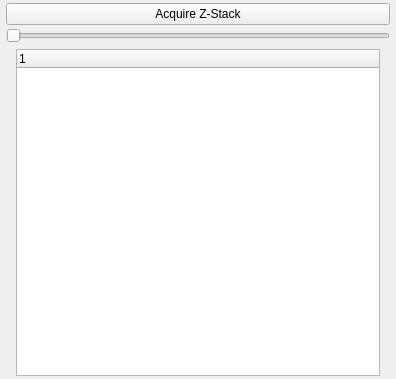
Qt form acq4/devices/PrairieViewImager/zStackTemplate.ui (acq4/acq4) before a commit.
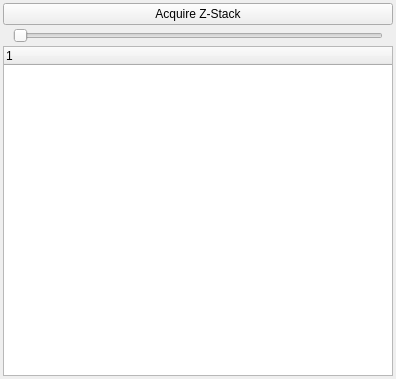
The same form after that commit.

Commit message: added z labels

What changed in the file:
```diff
--- a/acq4/devices/PrairieViewImager/zStackTemplate.ui
+++ b/acq4/devices/PrairieViewImager/zStackTemplate.ui
@@ -14,52 +14,53 @@
    <string>Form</string>
   </property>
   <layout class="QGridLayout" name="gridLayout">
-   <property name="leftMargin">
-    <number>6</number>
-   </property>
-   <property name="topMargin">
-    <number>3</number>
-   </property>
-   <property name="rightMargin">
-    <number>6</number>
-   </property>
-   <property name="bottomMargin">
+   <property name="margin">
     <number>3</number>
    </property>
    <property name="spacing">
     <number>3</number>
    </property>
-   <item row="0" column="0" colspan="3">
-    <widget class="QPushButton" name="acquireZStackBtn">
-     <property name="text">
-      <string>Acquire Z-Stack</string>
-     </property>
-    </widget>
-   </item>
-   <item row="2" column="2" rowspan="3">
-    <widget class="QLabel" name="bottomLabel">
-     <property name="text">
-      <string/>
-     </property>
-    </widget>
-   </item>
-   <item row="4" column="0">
+   <item row="2" column="0" colspan="2">
+    <layout class="QHBoxLayout" name="horizontalLayout">
+     <item>
     <widget class="QLabel" name="topLabel">
      <property name="text">
       <string/>
      </property>
     </widget>
    </item>
-   <item row="1" column="0" rowspan="2" colspan="3">
+     <item>
     <widget class="QSlider" name="focusSlider">
      <property name="orientation">
       <enum>Qt::Horizontal</enum>
      </property>
     </widget>
    </item>
-   <item row="4" column="1">
+     <item>
+      <widget class="QLabel" name="bottomLabel">
+       <property name="sizePolicy">
+        <sizepolicy hsizetype="Preferred" vsizetype="Preferred">
+         <horstretch>0</horstretch>
+         <verstretch>0</verstretch>
+        </sizepolicy>
+       </property>
+       <property name="text">
+        <string/>
+       </property>
+      </widget>
+     </item>
+    </layout>
+   </item>
+   <item row="3" column="0" colspan="2">
     <widget class="QTreeWidget" name="zStackTree"/>
    </item>
+   <item row="1" column="0" colspan="2">
+    <widget class="QPushButton" name="acquireZStackBtn">
+     <property name="text">
+      <string>Acquire Z-Stack</string>
+     </property>
+    </widget>
+   </item>
   </layout>
  </widget>
  <resources/>
```
Lines whose indentation alone changed are shown as unchanged. The commit also changes 2 other files.
